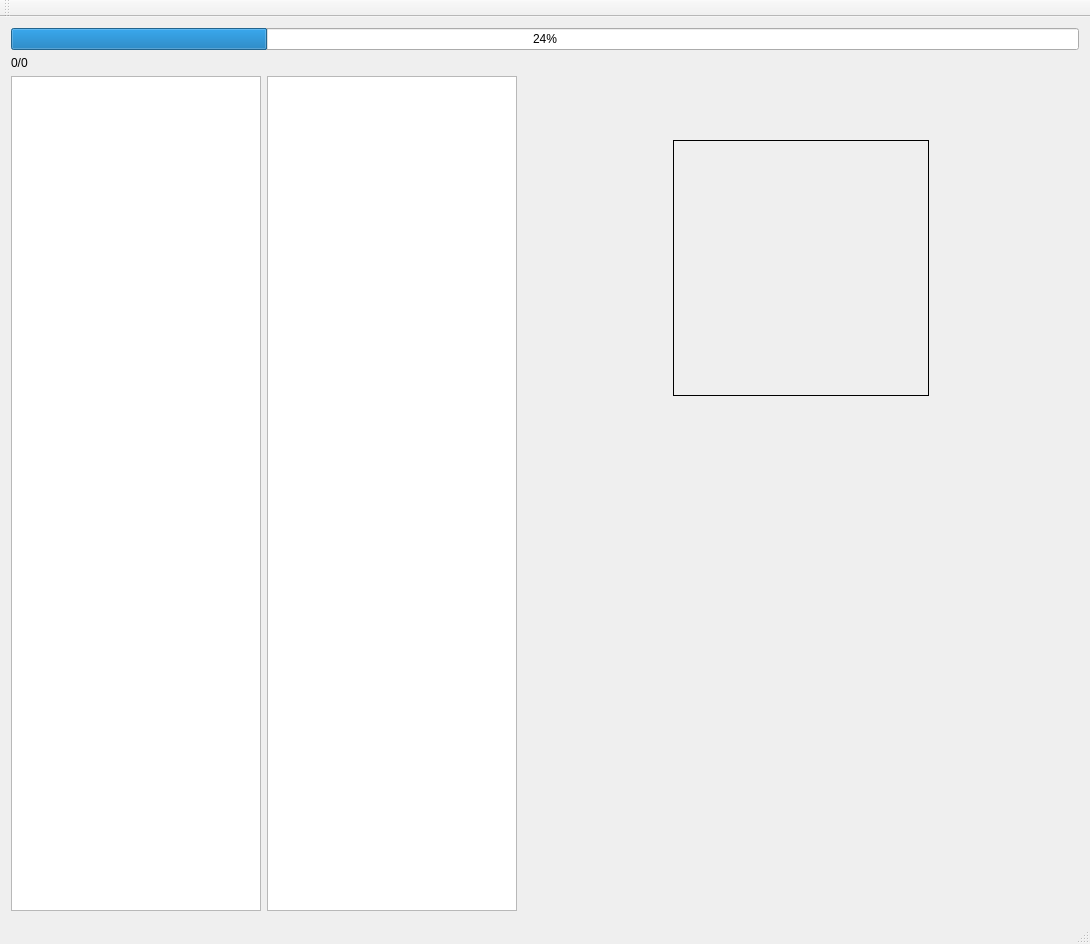
Above: TTS_Download_Manager/mainwindow.ui from Dilomos/TTS_Download_Manager before the change. Below: the same form after it.
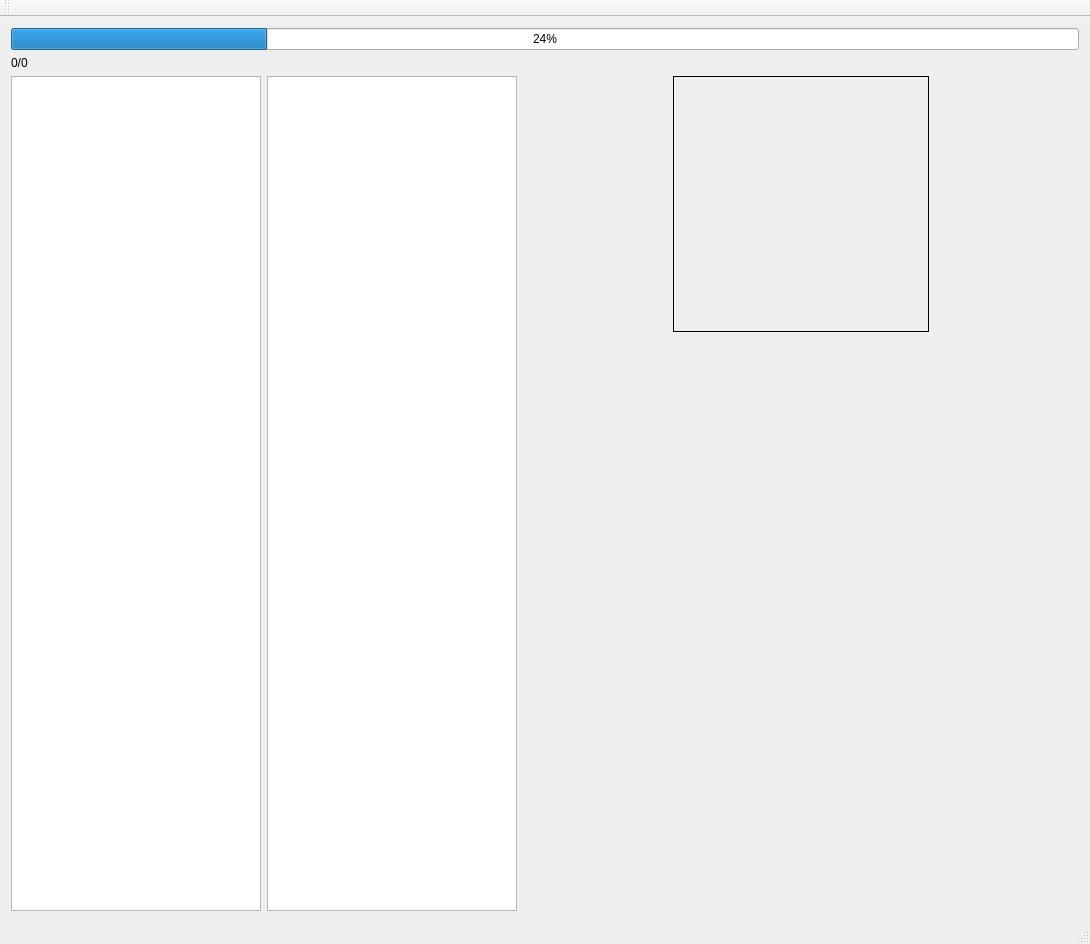
That is the form after the change.

```diff
--- a/TTS_Download_Manager/mainwindow.ui
+++ b/TTS_Download_Manager/mainwindow.ui
@@ -104,7 +104,7 @@
               <property name="maximumSize">
                <size>
                 <width>256</width>
-                <height>128</height>
+                <height>256</height>
                </size>
               </property>
               <property name="frameShape">
```
